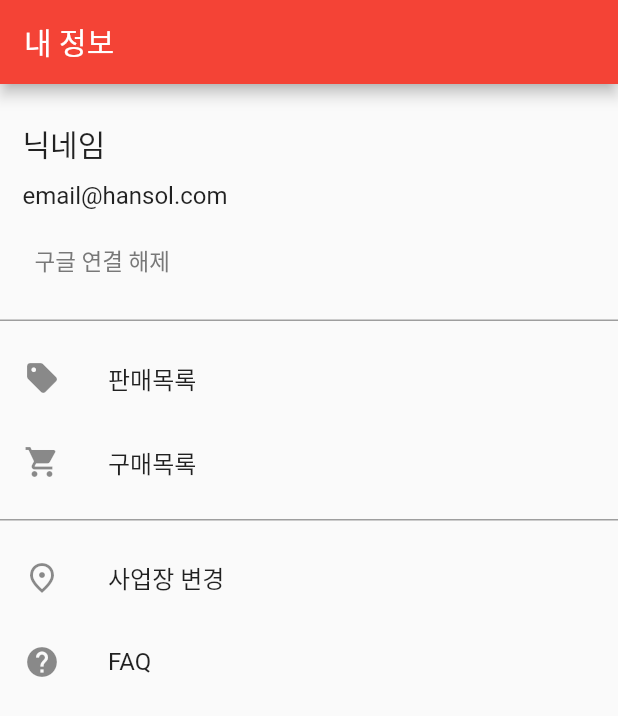
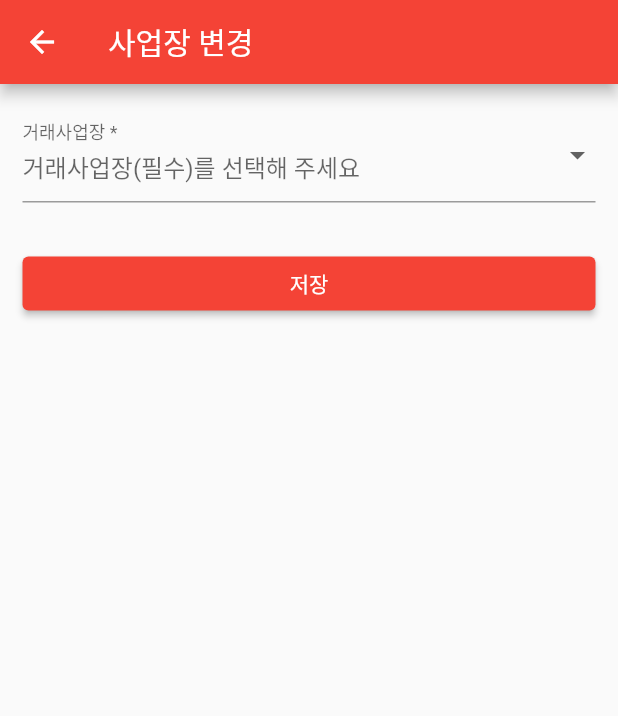
Before and after one commit to dog1cat2/hangeun, a Flutter app: the SettingScreen screen opened by its route, after a tap on "사업장 변경", on a phone screen of 412 x 824 dp. Shown: the top 716 px of the screen. Run offline on Flutter 3.47's test engine with Material 2 defaults, Android fonts, the phone set to English and light mode, and no system bars; our stand-ins replace carousel_slider, google_fonts.

Commit message:
사업장 변경 화면 추가

```diff
--- a/lib/screen/sell_item_edit_screen.dart
+++ b/lib/screen/sell_item_edit_screen.dart
@@ -189,7 +189,6 @@ class _DetailFormState extends State<DetailForm> {
               ),
             ),
           ),
-
         ]
       ),
     );
--- /dev/null
+++ b/lib/screen/setting_edit_screen.dart
@@ -0,0 +1,71 @@
+import 'package:flutter/material.dart';
+
+class SettingEditScreen extends StatelessWidget {
+  const SettingEditScreen({super.key});
+
+  @override
+  Widget build(BuildContext context) {
+    return Scaffold(
+      appBar: AppBar(
+        title: const Text('사업장 변경'),
+      ),
+      body: SingleChildScrollView(
+        child: Form(
+          child: Column(
+            crossAxisAlignment: CrossAxisAlignment.stretch,
+            children: [
+              Padding(
+                padding: const EdgeInsets.all(15),
+                child: DropdownButtonFormField<String?>(
+                  decoration: const InputDecoration(
+                    labelText: '거래사업장 *',
+                    hintText: '거래사업장(필수)를 선택해 주세요',
+                    floatingLabelBehavior: FloatingLabelBehavior.always,
+                  ),
+                  onChanged: (String? newValue) {
+                    print(newValue);
+                  },
+                  items: (<String>['서울-증미 (본사)', '서울-을지로', '대전', '장항']).map<DropdownMenuItem<String?>>((String? i) {
+                    return DropdownMenuItem<String?>(
+                      value: i,
+                      child: Text(i!),
+                    );
+                  }).toList(),
+                ),
+              ),
+              Padding(
+                padding: const EdgeInsets.all(15),
+                child: Container(
+                  child: ElevatedButton(
+                    onPressed: () {
+                      showDialog<String>(
+                        context: context,
+                        builder: (BuildContext context) => AlertDialog(
+                          content: const Text('사업장을 변경하시겠습니까?'),
+                          actions: <Widget>[
+                            TextButton(
+                              onPressed: () => Navigator.of(context).pop(),
+                              child: const Text('취소'),
+                            ),
+                            TextButton(
+                              onPressed: (){
+                                Navigator.of(context).pop(); // close dialog
+                                Navigator.of(context).pop(); // go back
+                              },
+                              child: const Text('저장'),
+                            ),
+                          ],
+                        ),
+                      );
+                    },
+                    child: const Text('저장'),
+                  ),
+                ),
+              ),
+            ],
+          ),
+        ),
+      ),
+    );
+  }
+}
--- a/lib/screen/setting_screen.dart
+++ b/lib/screen/setting_screen.dart
@@ -1,5 +1,6 @@
 import 'package:flutter/material.dart';
 import 'package:myapp/screen/login_screen.dart';
+import 'package:myapp/screen/setting_edit_screen.dart';
 
 class SettingScreen extends StatelessWidget {
   const SettingScreen({super.key});
@@ -81,7 +82,11 @@ class SettingScreen extends StatelessWidget {
             title: const Text('사업장 변경'),
             leading: const Icon(Icons.place_outlined),
             onTap: () {
-              //
+              Navigator.of(context).push(
+                MaterialPageRoute(
+                  builder: (context) => SettingEditScreen()
+                )
+              );
             },
           ),
           ListTile (
```
